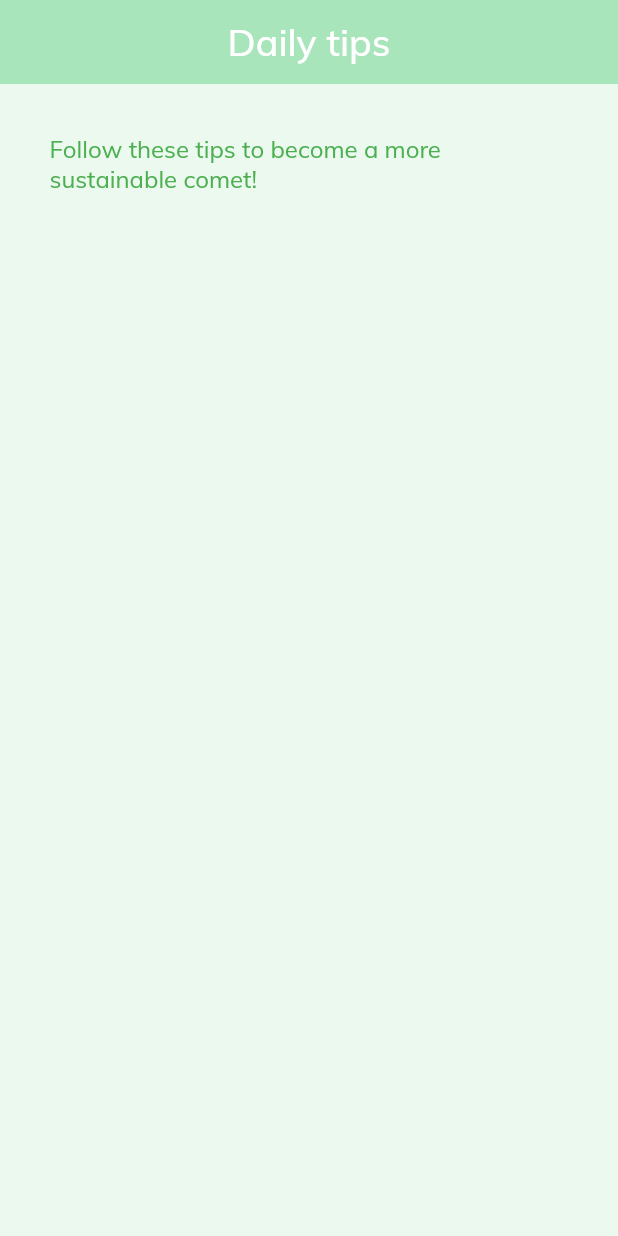
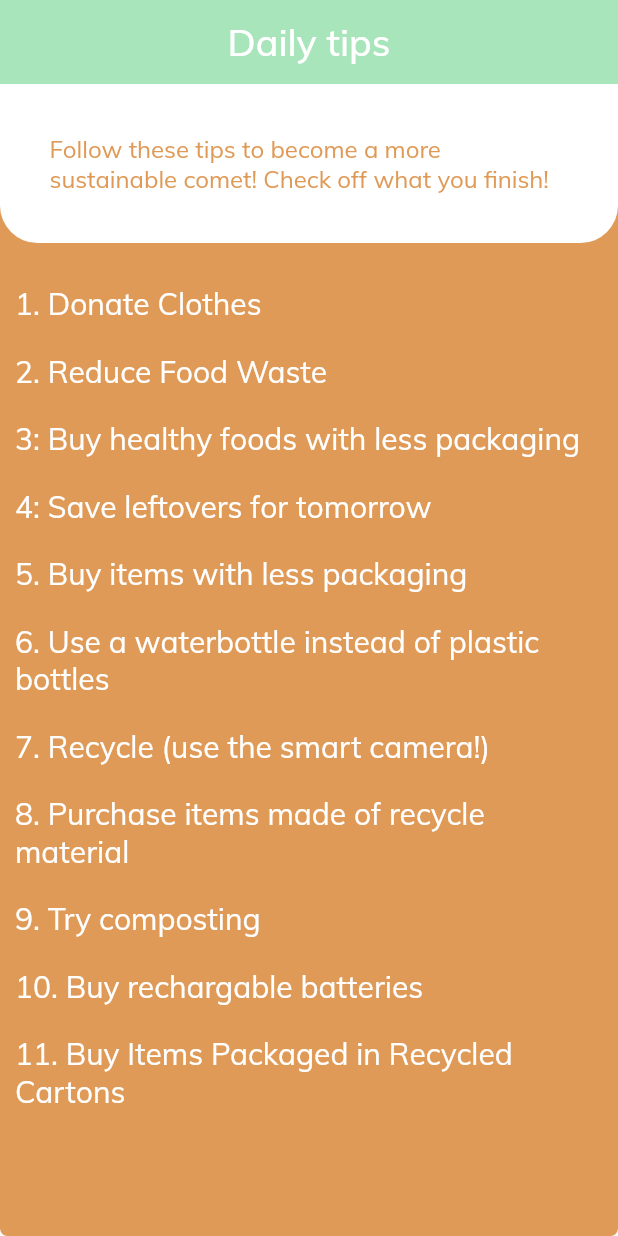
Before and after one commit to areebakq/Eco-Comet, a Flutter app: the TipsPage screen opened directly, on a phone screen of 412 x 824 dp. Run offline on Flutter 3.47's test engine with Material 2 defaults, Android fonts, the light colour scheme and no system bars; our stand-ins replace camera, google_maps_flutter, image_picker, video_player.

Commit message:
Tips Page has been updated to show a scrollable list of tips users can follow to be more sustainable.

```diff
--- /dev/null
+++ b/lib/CheckBox.dart
@@ -0,0 +1,85 @@
+import 'package:flutter/material.dart';
+
+class CheckBoxes extends StatefulWidget {
+  @override
+  _CheckBoxesState createState() => _CheckBoxesState();
+}
+
+class _CheckBoxesState extends State<CheckBoxes> {
+  bool isCheck = false;
+  Map<String, bool> tips = {
+    '1. Donate Clothes': false,
+    '2. Reduce Food Waste': false,
+    '3: Buy healthy foods with less packaging': false,
+    '4: Save leftovers for tomorrow': false,
+    '5. Buy items with less packaging': false,
+    '6. Use a waterbottle instead of plastic bottles': false,
+    '7. Recycle (use the smart camera!)': false,
+    '8. Purchase items made of recycle material': false,
+    '9. Try composting': false,
+    '10. Buy rechargable batteries': false,
+    '11. Buy Items Packaged in Recycled Cartons': false,
+  };
+
+  @override
+  Widget build(BuildContext context) {
+    return Expanded(
+      child: SingleChildScrollView(
+        scrollDirection: Axis.vertical,
+        child: Container(
+            padding: const EdgeInsets.only(top: 18.0),
+            child: Column(
+              children: [
+                Container(
+                  padding: const EdgeInsets.all(10.0),
+                  child: Align(alignment: Alignment.centerLeft,
+                      child: Text('1. Donate Clothes', textAlign: TextAlign.left,style: TextStyle(fontFamily: 'Mulish', fontSize: 20, color: Colors.white))),
+                ),
+                Container(
+                  padding: const EdgeInsets.all(10.0),
+                  child: Align(alignment: Alignment.centerLeft,child: Text('2. Reduce Food Waste', textAlign: TextAlign.left,style: TextStyle(fontFamily: 'Mulish', fontSize: 20, color: Colors.white))),
+                ),
+                Container(
+                  padding: const EdgeInsets.all(10.0),
+                  child: Align(alignment: Alignment.centerLeft,child: Text('3: Buy healthy foods with less packaging',textAlign: TextAlign.left, style: TextStyle(fontFamily: 'Mulish', fontSize: 20, color: Colors.white))),
+                ),
+                Container(
+                  padding: const EdgeInsets.all(10.0),
+                  child: Align(alignment: Alignment.centerLeft,child: Text('4: Save leftovers for tomorrow',textAlign: TextAlign.left, style: TextStyle(fontFamily: 'Mulish', fontSize: 20, color: Colors.white))),
+                ),
+                Container(
+                  padding: const EdgeInsets.all(10.0),
+                  child: Align(alignment: Alignment.centerLeft,child: Text('5. Buy items with less packaging', textAlign: TextAlign.left, style: TextStyle(fontFamily: 'Mulish', fontSize: 20, color: Colors.white))),
+                ),
+                Container(
+                  padding: const EdgeInsets.all(10.0),
+                  child: Align(alignment: Alignment.centerLeft,child: Text('6. Use a waterbottle instead of plastic bottles', textAlign: TextAlign.left, style: TextStyle(fontFamily: 'Mulish', fontSize: 20, color: Colors.white))),
+                ),
+                Container(
+                  padding: const EdgeInsets.all(10.0),
+                  child: Align(alignment: Alignment.centerLeft,child: Text('7. Recycle (use the smart camera!)', textAlign: TextAlign.left,style: TextStyle(fontFamily: 'Mulish', fontSize: 20, color: Colors.white))),
+                ),
+                Container(
+                  padding: const EdgeInsets.all(10.0),
+                  child: Align(alignment: Alignment.centerLeft,child: Text('8. Purchase items made of recycle material',textAlign: TextAlign.left, style: TextStyle(fontFamily: 'Mulish', fontSize: 20, color: Colors.white))),
+                ),
+                Container(
+                  padding: const EdgeInsets.all(10.0),
+                  child: Align(alignment: Alignment.centerLeft,child: Text('9. Try composting',textAlign: TextAlign.left, style: TextStyle(fontFamily: 'Mulish', fontSize: 20, color: Colors.white))),
+                ),
+                Container(
+                  padding: const EdgeInsets.all(10.0),
+                  child: Align(alignment: Alignment.centerLeft,child: Text('10. Buy rechargable batteries', textAlign: TextAlign.left,style: TextStyle(fontFamily: 'Mulish', fontSize: 20, color: Colors.white))),
+                ),
+                Container(
+                  padding: const EdgeInsets.all(10.0),
+                  child: Align(alignment: Alignment.centerLeft,child: Text('11. Buy Items Packaged in Recycled Cartons', textAlign: TextAlign.left,style: TextStyle(fontFamily: 'Mulish', fontSize: 20, color: Colors.white))),
+                ),
+              ],
+            ),
+        ),
+      ),
+    );
+  }
+
+}
--- a/lib/ImagePage.dart
+++ b/lib/ImagePage.dart
@@ -179,7 +179,7 @@ class _MyHomePageState extends State<MyHomePage> {
                         shape: RoundedRectangleBorder(borderRadius: BorderRadius.circular(10)),
                         onPressed: () {
                           Navigator.push(context,
-                              MaterialPageRoute(builder: (context)=>ResultPage())
+                              MaterialPageRoute(builder: (context)=> ResultPage())
                           );
                         },
                       ),
--- a/lib/tips_page.dart
+++ b/lib/tips_page.dart
@@ -1,5 +1,6 @@
 import 'dart:ui';
 
+import 'package:eco_comet/CheckBox.dart';
 import 'package:eco_comet/nav_bar.dart';
 import 'package:flutter/material.dart';
 import 'package:camera/camera.dart';
@@ -9,9 +10,25 @@ void main() => runApp(MaterialApp(
 ));
 
 class TipsPage extends StatelessWidget {
+  Map<String, bool> tips = {
+    '1. Donate Clothes': false,
+    '2. Reduce Food Waste': false,
+    '3: Buy healthy foods with less packaging': false,
+    '4: Save leftovers for tomorrow': false,
+    '5. Buy items with less packaging': false,
+    '6. Use a waterbottle instead of plastic bottles': false,
+    '7. Recycle (use the smart camera!)': false,
+    '8. Purchase items made of recycle material': false,
+    '9. Try composting': false,
+    '10. Buy rechargable batteries': false,
+    '11. Buy Items Packaged in Recycled Cartons': false,
+  };
+
   @override
   Widget build(BuildContext context) {
-    Size size = MediaQuery.of(context).size;
+    Size size = MediaQuery
+        .of(context)
+        .size;
     return Scaffold(
         appBar: AppBar(
           elevation: 0,
@@ -28,24 +45,36 @@ class TipsPage extends StatelessWidget {
           ),
         ),
         body: Container(
-          color: Color(0xffebf9ef),
+            decoration: BoxDecoration(
+                borderRadius: BorderRadius.all(Radius.circular(5)),
+                color: Color(0xffDF9A57)),
+            child: Column(
+                children: [
+                  Container(
+                      decoration: BoxDecoration(borderRadius: BorderRadius.only(
+                          bottomLeft: Radius.circular(25),
+                          bottomRight: Radius.circular(25)),
+                          color: Color(0xffffffff)),
                       child: Column(
                           children: [
                             Padding(
                                 padding: EdgeInsets.all(33),
                                 child: Text(
-                    'Follow these tips to become a more sustainable comet!',
+                                    'Follow these tips to become a more sustainable comet! Check off what you finish!',
                                     style: TextStyle(
-                      color: Colors.green,
+                                      color: Color(0xffdf9a57),
                                       fontFamily: 'Mulish',
                                       fontSize: 16,
-
                                     )
                                 )
+                            ),
+                          ]
+                      ),
+                  ),
+                  CheckBoxes()
+                ]
             )
-            ],
         )
-      ),
     );
   }
 }
```
Also changed, not shown: 4 other files. Lines whose indentation alone changed are shown as unchanged.
